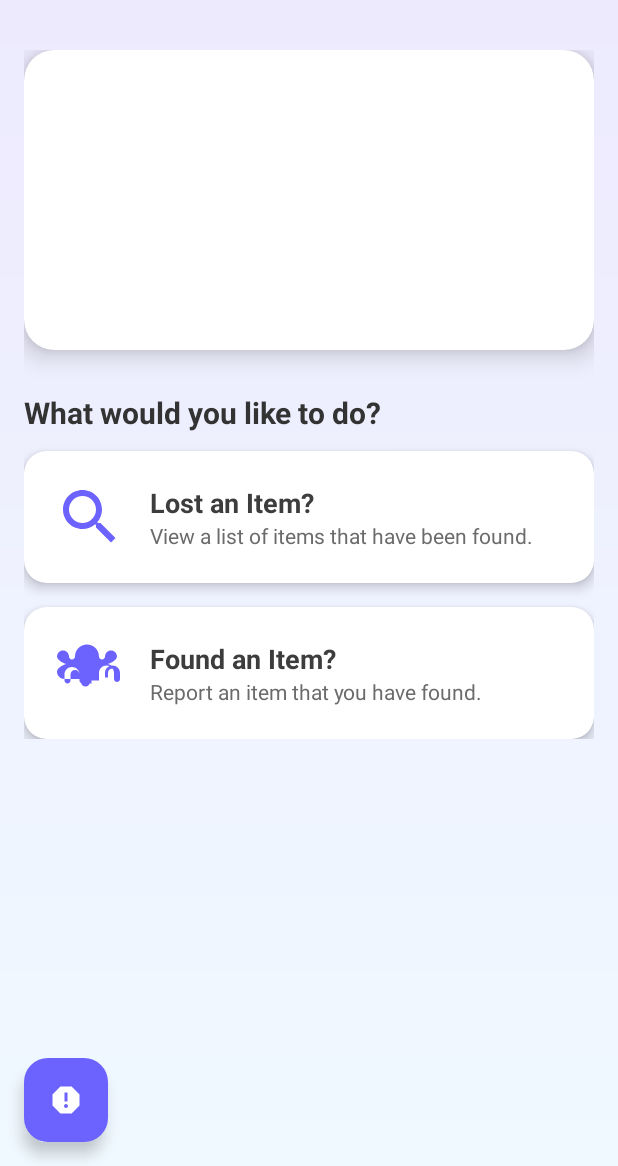
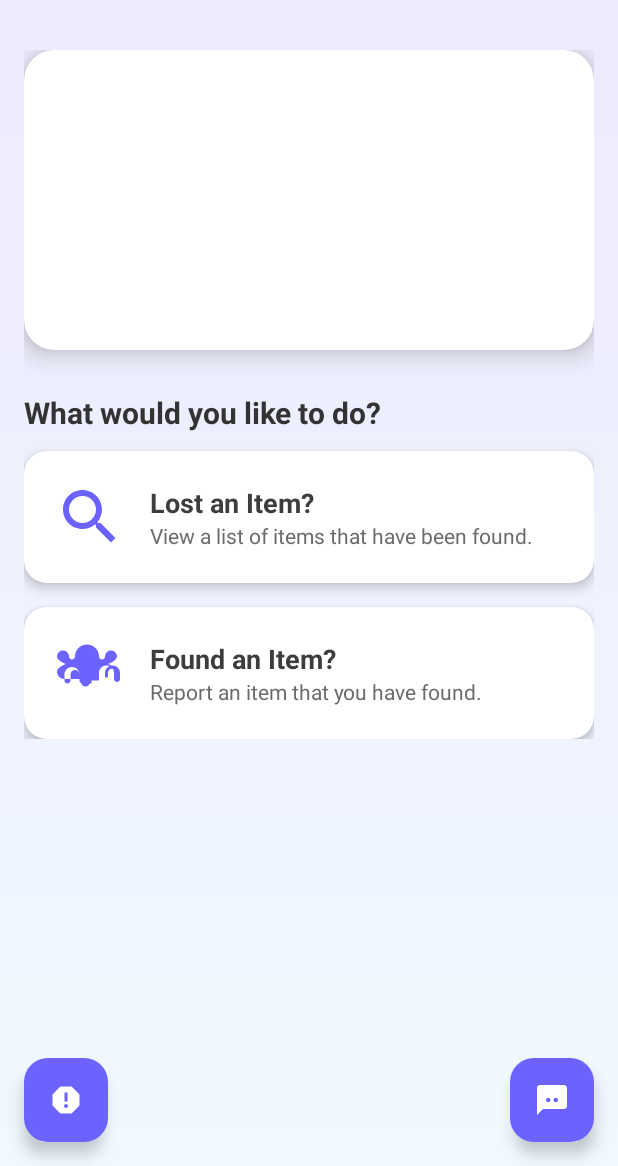
Before and after one commit to Navneetk4y4/Fyndora, an Android app: the layout activity_home.xml on its own in the app's theme, with its tools: preview values and no code run, on a phone screen of 412 x 824 dp, the part 70-1236 px from its top. Run offline under Robolectric (Android 15) with nearby library versions, the phone set to English and light mode, and no system bars.

Commit message:
chatbot added

```diff
--- a/LostAndFound/app/build.gradle.kts
+++ b/LostAndFound/app/build.gradle.kts
@@ -59,6 +59,7 @@ dependencies {
     implementation("com.squareup.okhttp3:okhttp:4.12.0")
     implementation("org.jetbrains.kotlinx:kotlinx-coroutines-android:1.7.3")
     implementation("org.json:json:20230227")
+    implementation("com.google.ai.client.generativeai:generativeai:0.1.1")
     testImplementation(libs.junit)
     androidTestImplementation(libs.androidx.junit)
     androidTestImplementation(libs.androidx.espresso.core)
--- a/LostAndFound/app/src/main/java/com/example/lostandfound/Home.kt
+++ b/LostAndFound/app/src/main/java/com/example/lostandfound/Home.kt
@@ -58,6 +58,12 @@ class Home : AppCompatActivity() {
         fabReportFraud.setOnClickListener {
             startActivity(Intent(this, ReportFraudActivity::class.java))
         }
+
+        val fabChatbot: FloatingActionButton = findViewById(R.id.fabChatbot)
+        fabChatbot.setOnClickListener {
+            val chatbotDialogFragment = ChatbotDialogFragment()
+            chatbotDialogFragment.show(supportFragmentManager, "ChatbotDialogFragment")
+        }
     }
 
     private fun showSettingsPopup(anchor: MaterialToolbar) {
--- /dev/null
+++ b/LostAndFound/app/src/main/res/drawable/ic_chatbot.xml
@@ -0,0 +1,10 @@
+<vector xmlns:android="http://schemas.android.com/apk/res/android"
+    android:width="24dp"
+    android:height="24dp"
+    android:viewportWidth="24"
+    android:viewportHeight="24"
+    android:tint="?attr/colorControlNormal">
+  <path
+      android:fillColor="@android:color/white"
+      android:pathData="M20,2H4c-1.1,0 -2,0.9 -2,2v18l4,-4h14c1.1,0 2,-0.9 2,-2V4c0,-1.1 -0.9,-2 -2,-2zM9.5,13.5c-0.83,0 -1.5,-0.67 -1.5,-1.5s0.67,-1.5 1.5,-1.5 1.5,0.67 1.5,1.5 -0.67,1.5 -1.5,1.5zM14.5,13.5c-0.83,0 -1.5,-0.67 -1.5,-1.5s0.67,-1.5 1.5,-1.5 1.5,0.67 1.5,1.5 -0.67,1.5 -1.5,1.5z"/>
+</vector>
--- a/LostAndFound/app/src/main/res/layout/activity_home.xml
+++ b/LostAndFound/app/src/main/res/layout/activity_home.xml
@@ -168,4 +168,17 @@
         app:tint="@android:color/white"
         android:contentDescription="Report Fraud" />
 
+    <com.google.android.material.floatingactionbutton.FloatingActionButton
+        android:id="@+id/fabChatbot"
+        android:layout_width="wrap_content"
+        android:layout_height="wrap_content"
+        android:layout_alignParentEnd="true"
+        android:layout_alignParentBottom="true"
+        android:layout_marginEnd="16dp"
+        android:layout_marginBottom="16dp"
+        android:src="@drawable/ic_chatbot"
+        app:backgroundTint="@color/purple_500"
+        app:tint="@android:color/white"
+        android:contentDescription="Chatbot" />
+
 </RelativeLayout>
```
Also changed, not shown: LostAndFound/app/src/main/java/com/example/lostandfound/ChatAdapter.kt (added, +32 -0 lines), LostAndFound/app/src/main/java/com/example/lostandfound/ChatbotActivity.kt (added, +46 -0 lines), LostAndFound/app/src/main/java/com/example/lostandfound/ChatbotDialogFragment.kt (added, +56 -0 lines), LostAndFound/app/src/main/res/drawable/glassmorphic_background.xml (added, +8 -0 lines), LostAndFound/app/src/main/res/layout/activity_chatbot.xml (added, +37 -0 lines), LostAndFound/app/src/main/res/layout/dialog_chatbot.xml (added, +37 -0 lines).
